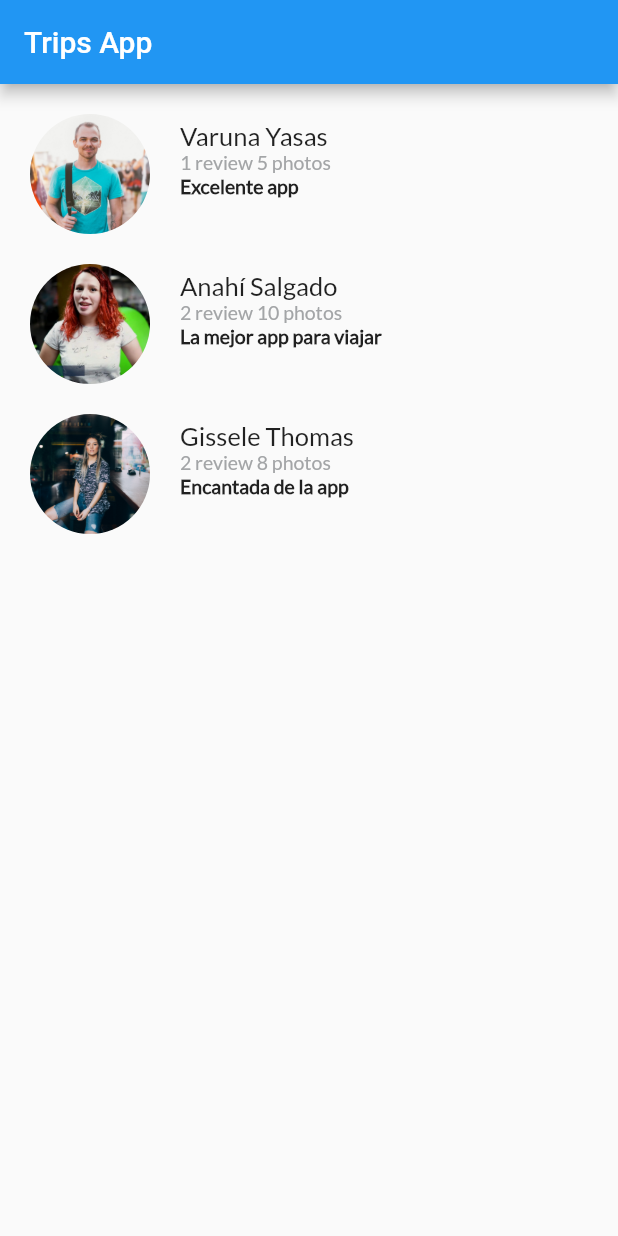
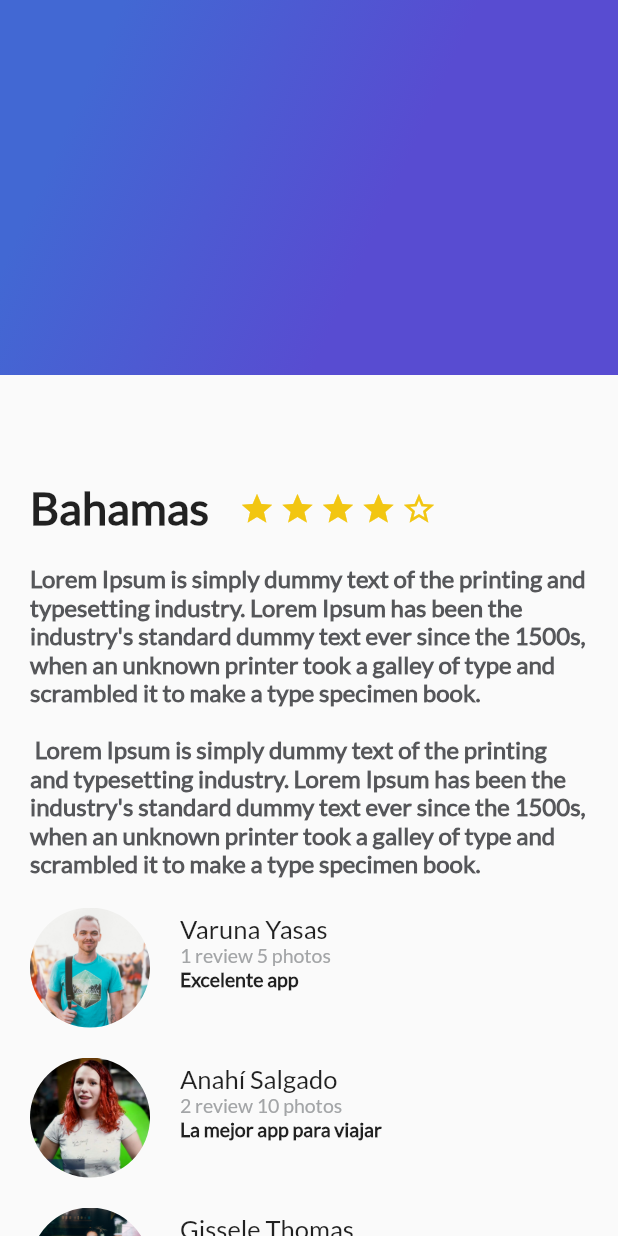
Before and after one commit to AlfredGonz/trips-app, a Flutter app: the screen it shows after launch, on a phone screen of 412 x 824 dp. Run offline on Flutter 3.47's test engine with Material 2 defaults, Android fonts, the phone set to English and light mode, and no system bars.

Commit message:
Uniendo interfaz

```diff
--- a/lib/main.dart
+++ b/lib/main.dart
@@ -1,5 +1,6 @@
 import 'package:flutter/material.dart';
 import 'package:trips_app/description_place.dart';
+import 'package:trips_app/gradient_back.dart';
 import 'package:trips_app/review_list.dart';
 
 void main() => runApp(App());
@@ -19,11 +20,17 @@ class App extends StatelessWidget {
         primarySwatch: Colors.blue
       ),
       home: Scaffold(
-        appBar: AppBar(
-    title: Text('Trips App')
-    ),
-    //body: DescriptionPlace("Bahamas", 4, descriptionDummy ),
-        body: ReviewList(),
+        body: Stack(
+          children: <Widget>[
+            ListView(
+              children: <Widget>[
+                DescriptionPlace("Bahamas", 4, descriptionDummy ),
+                ReviewList()
+              ],
+            ),
+            GradientBack(),
+          ],
+        ),
     )
     );
   }
```
